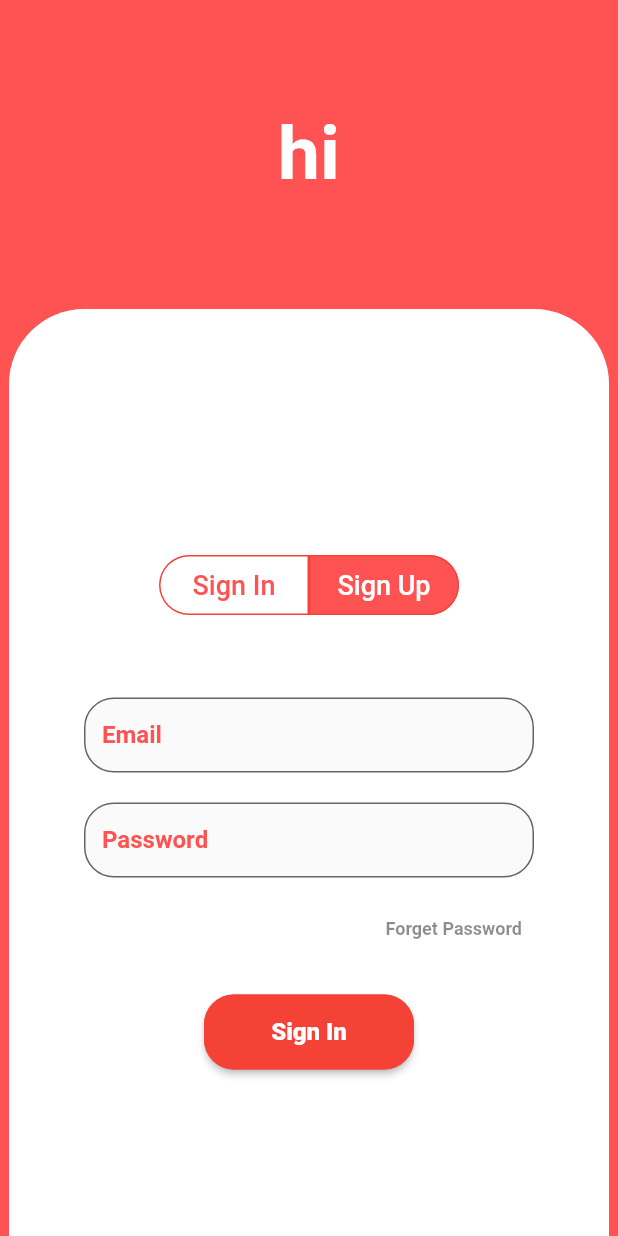
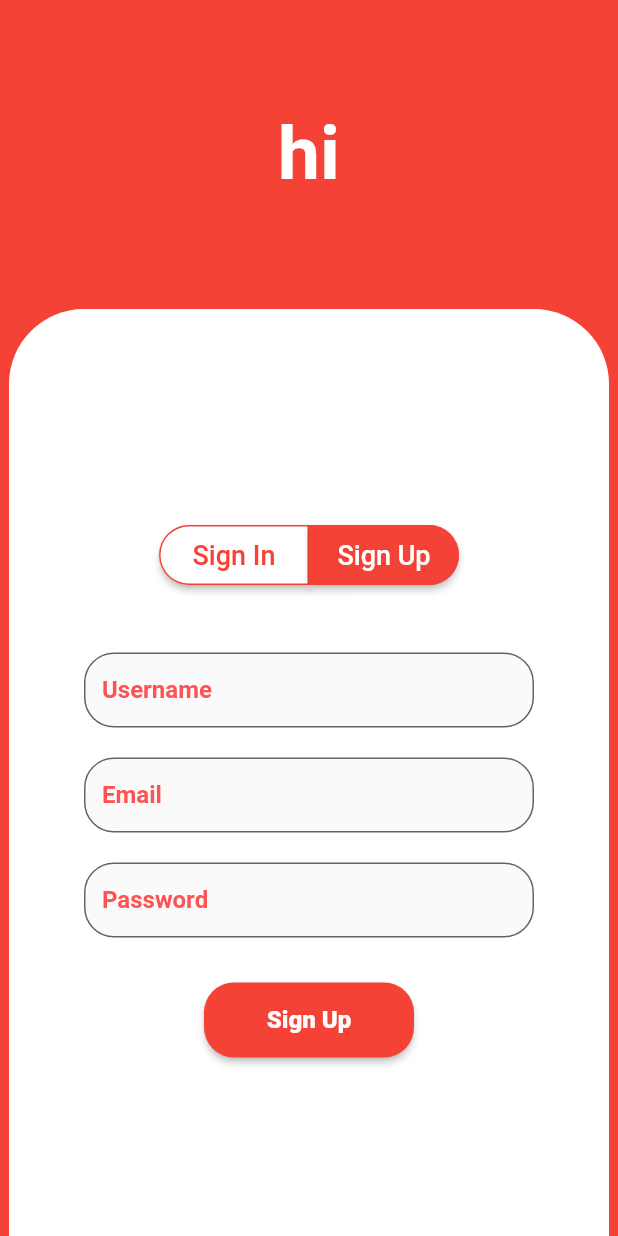
Before and after one commit to nishant-dongare/chat-flutter, a Flutter app: the screen it shows after launch, after a tap on "Sign Up", on a phone screen of 412 x 824 dp. Run offline on Flutter 3.47's test engine with Material 2 defaults, Android fonts, the phone set to English and light mode, and no system bars; network calls fail.

Commit message:
theme fixed

```diff
--- a/lib/pages/login.dart
+++ b/lib/pages/login.dart
@@ -12,8 +12,11 @@ class _LoginState extends State<Login> {
 
   @override
   Widget build(BuildContext context) {
+    Color selectedPrimaryColor = Theme.of(context).primaryColorDark;
+    Color scaffoldColor = Theme.of(context).scaffoldBackgroundColor;
+
     return Material(
-      color: Colors.redAccent,
+      color: selectedPrimaryColor,
       child: Column(
         children: [
           const Expanded(
@@ -31,30 +34,21 @@ class _LoginState extends State<Login> {
           Expanded(
             flex: 3,
             child: Container(
-              decoration: const BoxDecoration(
-                color: Colors.white,
-                borderRadius: BorderRadius.only(
+              decoration: BoxDecoration(
+                color: Theme.of(context).primaryColor,
+                borderRadius: const BorderRadius.only(
                   topLeft: Radius.circular(50),
                   topRight: Radius.circular(50),
                 ),
               ),
               constraints: const BoxConstraints(maxHeight: 600, maxWidth: 400),
-              child: login(),
-            ),
-          ),
-        ],
-      ),
-    );
-  }
-
-  Widget login() {
-    return Center(
+              child: Center(
                 child: SizedBox(
                   width: 300,
                   height: 400,
                   child: Column(
                     children: [
-            const SizedBox(height: 50),
+                      const SizedBox(height: 30),
                       SizedBox(
                         height: 50,
                         child: Row(
@@ -63,21 +57,21 @@ class _LoginState extends State<Login> {
                             SizedBox(
                               width: 100,
                               height: 40,
-                    child: TextButton(
-                      onPressed: () {
-                        changeState(true);
-                      },
-                      style: TextButton.styleFrom(
+                              child: ElevatedButton(
+                                onPressed: () => changeState(true),
+                                style: ElevatedButton.styleFrom(
                                   foregroundColor:
-                            isSelected ? Colors.white : Colors.redAccent,
+                                      isSelected ? null : selectedPrimaryColor,
                                   backgroundColor:
-                            isSelected ? Colors.redAccent : Colors.white,
+                                      isSelected ? null : Colors.white,
+                                  side: BorderSide(
+                                    color: selectedPrimaryColor,
+                                  ),
                                   shape: const RoundedRectangleBorder(
                                     borderRadius: BorderRadius.only(
                                       topLeft: Radius.circular(20),
                                       bottomLeft: Radius.circular(20),
                                     ),
-                          side: BorderSide(color: Colors.red),
                                   ),
                                 ),
                                 child: const Text(
@@ -89,21 +83,20 @@ class _LoginState extends State<Login> {
                             SizedBox(
                               width: 100,
                               height: 40,
-                    child: TextButton(
-                      onPressed: () {
-                        changeState(false);
-                      },
-                      style: TextButton.styleFrom(
+                              child: ElevatedButton(
+                                onPressed: () => changeState(false),
+                                style: ElevatedButton.styleFrom(
                                   foregroundColor:
-                            isSelected ? Colors.redAccent : Colors.white,
+                                      isSelected ? selectedPrimaryColor : null,
                                   backgroundColor:
-                            isSelected ? Colors.white : Colors.redAccent,
-                        shape: const RoundedRectangleBorder(
-                          borderRadius: BorderRadius.only(
+                                      isSelected ? Colors.white : null,
+                                  shape: RoundedRectangleBorder(
+                                    borderRadius: const BorderRadius.only(
                                       topRight: Radius.circular(20),
                                       bottomRight: Radius.circular(20),
                                     ),
-                          side: BorderSide(color: Colors.red),
+                                    side:
+                                        BorderSide(color: selectedPrimaryColor),
                                   ),
                                 ),
                                 child: const Text(
@@ -115,18 +108,29 @@ class _LoginState extends State<Login> {
                           ],
                         ),
                       ),
-            const SizedBox(height: 50),
+                      const SizedBox(height: 40),
+                      isSelected
+                          ? login(primaryColorDark: Colors.white)
+                          : register(),
+                    ],
+                  ),
+                ),
+              ),
+            ),
+          ),
+        ],
+      ),
+    );
+  }
+
+  Column login({required Color primaryColorDark}) {
+    return Column(
+      children: [
         SizedBox(
           height: 50,
           child: TextField(
             decoration: InputDecoration(
-                  label: const Text(
-                    "Email",
-                    style: TextStyle(
-                      fontWeight: FontWeight.bold,
-                      color: Colors.redAccent,
-                    ),
-                  ),
+              label: const Text("Email"),
               border: OutlineInputBorder(
                 borderSide:
                     const BorderSide(color: Colors.redAccent, width: 2.0),
@@ -140,11 +144,7 @@ class _LoginState extends State<Login> {
           height: 50,
           child: TextField(
             decoration: InputDecoration(
-                  label: const Text(
-                    "Password",
-                    style: TextStyle(
-                        fontWeight: FontWeight.bold, color: Colors.redAccent),
-                  ),
+              label: const Text("Password"),
               border: OutlineInputBorder(
                 borderSide:
                     const BorderSide(color: Colors.redAccent, width: 2.0),
@@ -153,7 +153,7 @@ class _LoginState extends State<Login> {
             ),
           ),
         ),
-            const SizedBox(height: 10),
+        const SizedBox(height: 5),
         const Align(
           alignment: Alignment.centerRight,
           child: TextButton(
@@ -163,7 +163,8 @@ class _LoginState extends State<Login> {
               style: TextStyle(
                 fontWeight: FontWeight.bold,
                 fontSize: 12,
-                      color: Colors.black45),
+                color: Colors.grey,
+              ),
             ),
           ),
         ),
@@ -177,12 +178,9 @@ class _LoginState extends State<Login> {
               onPressed: () {
                 Navigator.pushNamed(context, '/');
               },
-                  style: ButtonStyle(
-                    shape: MaterialStateProperty.all<RoundedRectangleBorder>(
-                      RoundedRectangleBorder(
+              style: ElevatedButton.styleFrom(
+                shape: RoundedRectangleBorder(
                   borderRadius: BorderRadius.circular(20),
-                        side: const BorderSide(color: Colors.red),
-                      ),
                 ),
               ),
               child: const Text(
@@ -193,8 +191,76 @@ class _LoginState extends State<Login> {
           ),
         ),
       ],
+    );
+  }
+
+  Widget register() {
+    return Column(
+      children: [
+        SizedBox(
+          height: 50,
+          child: TextField(
+            decoration: InputDecoration(
+              label: const Text("Username"),
+              border: OutlineInputBorder(
+                borderSide:
+                    const BorderSide(color: Colors.redAccent, width: 2.0),
+                borderRadius: BorderRadius.circular(20),
               ),
             ),
+          ),
+        ),
+        const SizedBox(height: 20),
+        SizedBox(
+          height: 50,
+          child: TextField(
+            decoration: InputDecoration(
+              label: const Text("Email"),
+              border: OutlineInputBorder(
+                borderSide:
+                    const BorderSide(color: Colors.redAccent, width: 2.0),
+                borderRadius: BorderRadius.circular(20),
+              ),
+            ),
+          ),
+        ),
+        const SizedBox(height: 20),
+        SizedBox(
+          height: 50,
+          child: TextField(
+            decoration: InputDecoration(
+              label: const Text("Password"),
+              border: OutlineInputBorder(
+                borderSide:
+                    const BorderSide(color: Colors.redAccent, width: 2.0),
+                borderRadius: BorderRadius.circular(20),
+              ),
+            ),
+          ),
+        ),
+        const SizedBox(height: 30),
+        Align(
+          alignment: Alignment.center,
+          child: SizedBox(
+            height: 50,
+            width: 140,
+            child: ElevatedButton(
+              onPressed: () {
+                Navigator.pushNamed(context, '/');
+              },
+              style: ElevatedButton.styleFrom(
+                shape: RoundedRectangleBorder(
+                  borderRadius: BorderRadius.circular(20),
+                ),
+              ),
+              child: const Text(
+                "Sign Up",
+                style: TextStyle(fontSize: 16, fontWeight: FontWeight.w800),
+              ),
+            ),
+          ),
+        ),
+      ],
     );
   }
 
--- a/lib/theme.dart
+++ b/lib/theme.dart
@@ -14,6 +14,10 @@ ThemeData theme = ThemeData(
   primaryIconTheme: IconThemeData(color: Colors.grey[800]),
   iconTheme: const IconThemeData(color: Colors.white),
   inputDecorationTheme: InputDecorationTheme(
+    labelStyle: const TextStyle(
+      color: Colors.redAccent,
+      fontWeight: FontWeight.bold,
+    ),
     filled: true,
     fillColor: Colors.grey[50],
     hintStyle: const TextStyle(color: Colors.grey),
@@ -24,10 +28,20 @@ ThemeData theme = ThemeData(
   ),
   cardTheme: const CardTheme(color: Colors.white),
   cardColor: Colors.green[100],
+  elevatedButtonTheme: const ElevatedButtonThemeData(
+    style: ButtonStyle(
+      backgroundColor: MaterialStatePropertyAll(Colors.red),
+      foregroundColor: MaterialStatePropertyAll(Colors.white),
+    ),
+  ),
 );
 
 ThemeData darkTheme = ThemeData(
-  colorScheme: const ColorScheme.dark(),
+  primarySwatch: Colors.grey,
+  colorScheme: const ColorScheme.dark(
+    primary: Colors.white,
+    secondary: Colors.grey,
+  ),
   scaffoldBackgroundColor: Colors.grey[800],
   appBarTheme: AppBarTheme(
     backgroundColor: Colors.grey[800],
@@ -39,6 +53,11 @@ ThemeData darkTheme = ThemeData(
   ),
   primaryIconTheme: const IconThemeData(color: Colors.white),
   inputDecorationTheme: InputDecorationTheme(
+    outlineBorder: const BorderSide(color: Colors.white),
+    labelStyle: const TextStyle(
+      color: Colors.white,
+      fontWeight: FontWeight.bold,
+    ),
     filled: true,
     fillColor: Colors.grey[800],
     hintStyle: const TextStyle(color: Colors.grey),
@@ -49,4 +68,10 @@ ThemeData darkTheme = ThemeData(
   ),
   cardTheme: CardTheme(color: Colors.grey[800]),
   cardColor: Colors.blueGrey,
+  elevatedButtonTheme: const ElevatedButtonThemeData(
+    style: ButtonStyle(
+      backgroundColor: MaterialStatePropertyAll(Colors.black),
+      foregroundColor: MaterialStatePropertyAll(Colors.white),
+    ),
+  ),
 );
```
Lines whose indentation alone changed are shown as unchanged.
